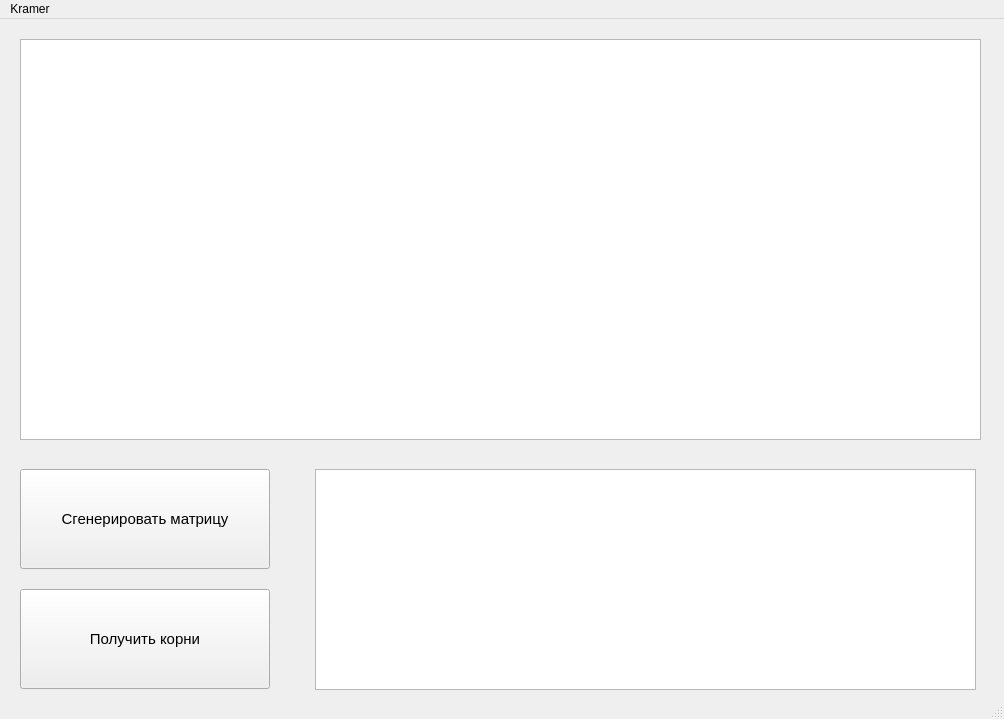
Old version of the form kramer/mainwindow.ui in the repository vlemp/kramer_origin.
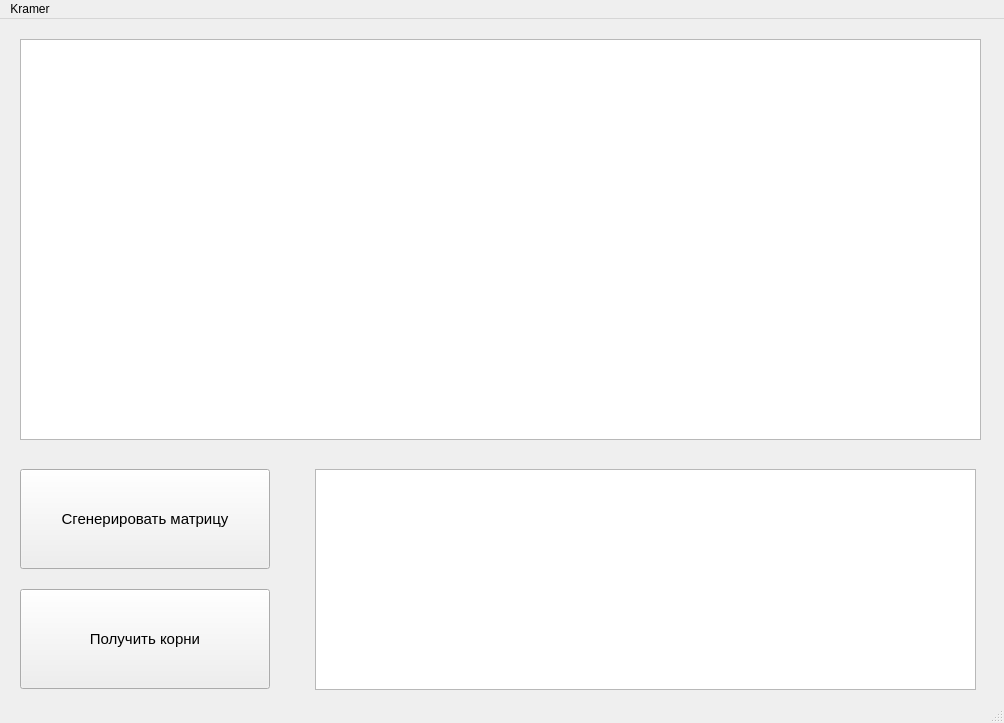
New version of the form.

Diff of the .ui file:
```diff
--- a/kramer/mainwindow.ui
+++ b/kramer/mainwindow.ui
@@ -10,7 +10,7 @@
     <x>0</x>
     <y>0</y>
     <width>1004</width>
-    <height>719</height>
+    <height>723</height>
    </rect>
   </property>
   <property name="windowTitle">
```
Left out of the diff: 2 changed lines with no effect on the pictures.
